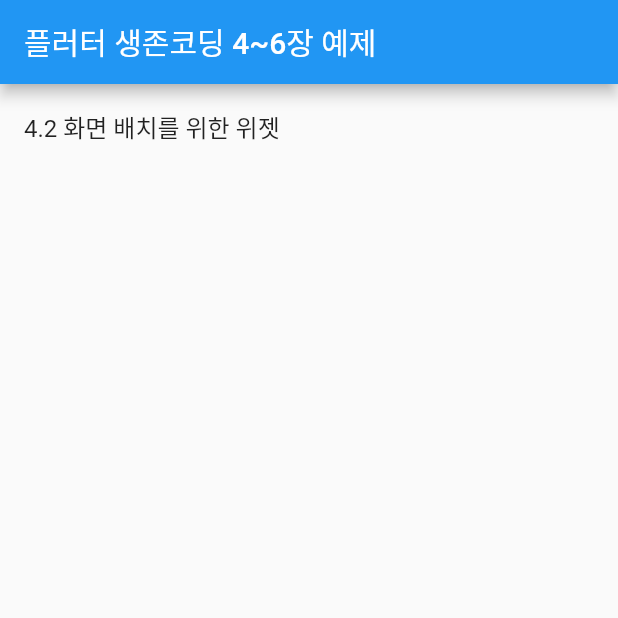
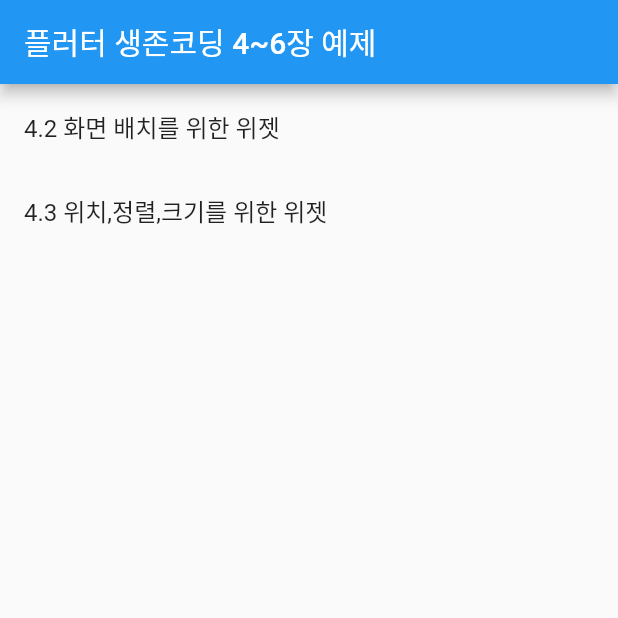
Before and after one commit to karais89/flutter_survival_coding, a Flutter app: the screen it shows after launch, on a phone screen of 412 x 824 dp, the top half of it. Run offline on Flutter 3.47's test engine with Material 2 defaults, Android fonts, the phone set to English and light mode, and no system bars.

```diff
--- /dev/null
+++ b/chapter04/lib/component/my_list_tile.dart
@@ -0,0 +1,21 @@
+import 'package:flutter/material.dart';
+
+class MyListTile extends StatelessWidget {
+  final String title;
+  final Widget page;
+
+  MyListTile({this.title, this.page});
+
+  @override
+  Widget build(BuildContext context) {
+    return ListTile(
+      title: Text(title),
+      onTap: () {
+        Navigator.push(
+          context,
+          MaterialPageRoute(builder: (context) => page),
+        );
+      },
+    );
+  }
+}
--- a/chapter04/lib/menu_page.dart
+++ b/chapter04/lib/menu_page.dart
@@ -1,5 +1,7 @@
+import 'package:chapter04/layout/layout_menu.dart';
 import 'package:chapter04/multi/multi_menu.dart';
 import 'package:flutter/material.dart';
+import 'component/my_list_tile.dart';
 
 class MenuPage extends StatelessWidget {
   @override
@@ -10,13 +12,13 @@ class MenuPage extends StatelessWidget {
       ),
       body: ListView(
         children: <Widget>[
-          ListTile(
-            title: Text('4.2 화면 배치를 위한 위젯'),
-            onTap: () {
-              Navigator.push(context, MaterialPageRoute(builder: (context) {
-                return MultiMenu();
-              }));
-            },
+          MyListTile(
+            title: '4.2 화면 배치를 위한 위젯',
+            page: MultiMenu(),
+          ),
+          MyListTile(
+            title: '4.3 위치,정렬,크기를 위한 위젯',
+            page: LayoutMenu(),
           ),
         ],
       ),
```
Also changed, not shown: chapter04/lib/layout/align_page.dart (added, +20 -0 lines), chapter04/lib/layout/center_page.dart (added, +19 -0 lines), chapter04/lib/layout/layout_menu.dart (added, +32 -0 lines), chapter04/lib/layout/padding_page.dart (added, +18 -0 lines), chapter04/lib/multi/multi_menu.dart (+1 -20 lines).
